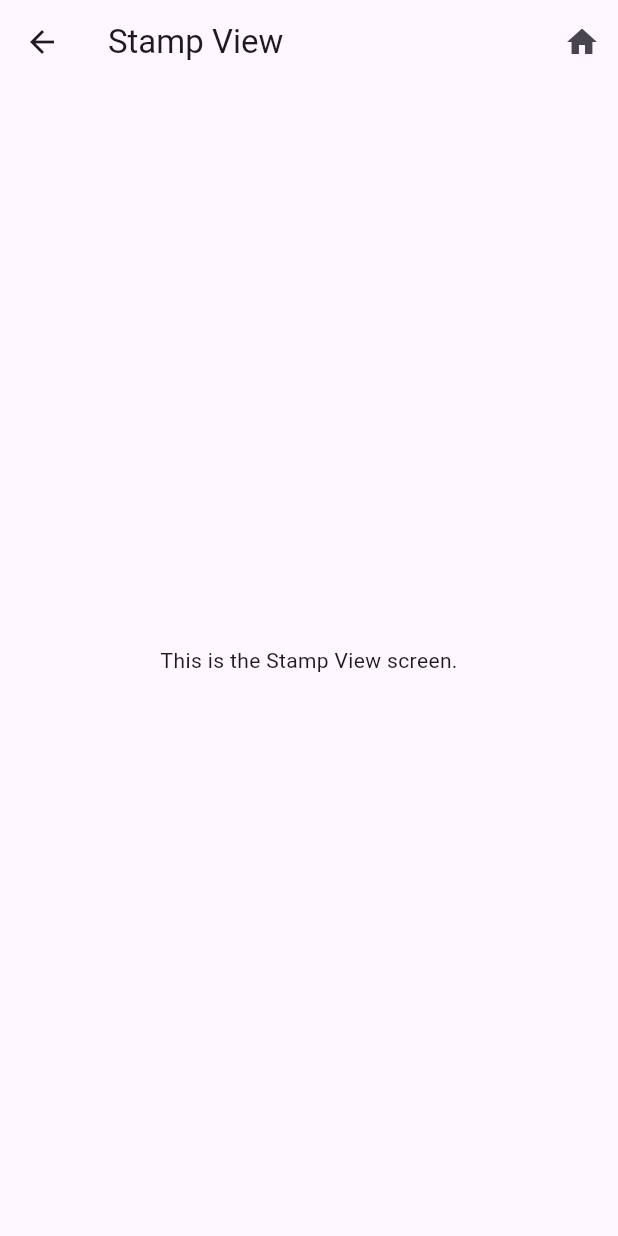
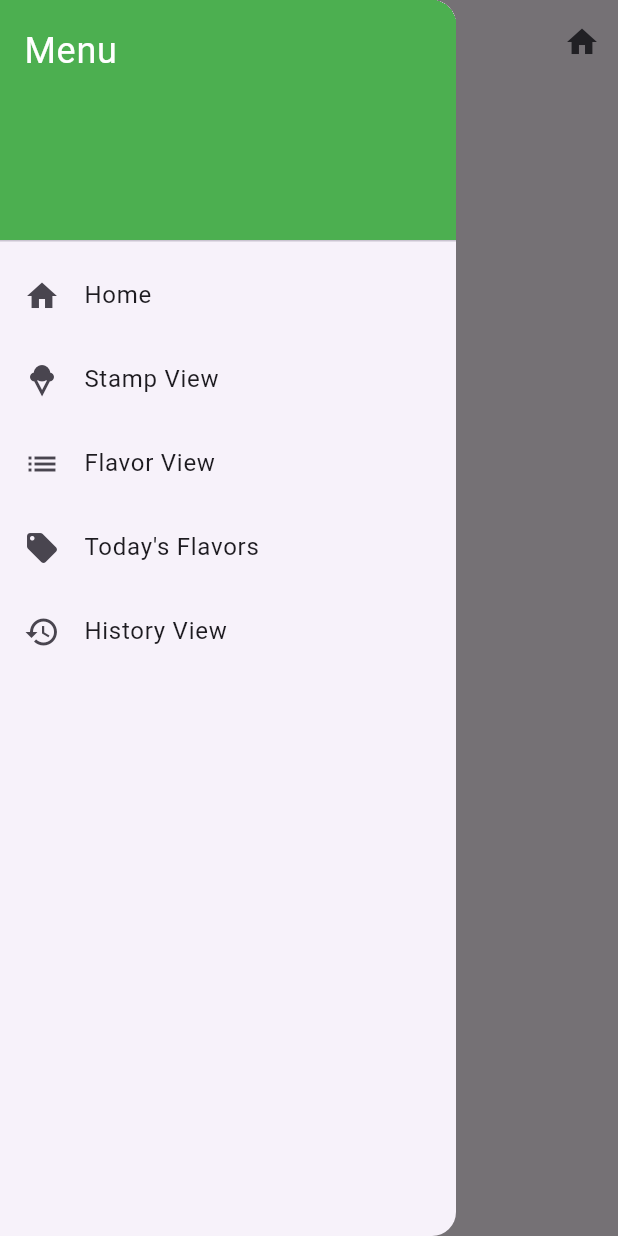
Before and after one commit to Daniel-Gray66/Almare-Gelato, a Flutter app: the StampViewScreen screen opened directly, with the side drawer open (before the commit the screen has no drawer), on a phone screen of 412 x 824 dp. Run offline on Flutter 3.47's test engine with Material 3 defaults, Android fonts, the phone set to English and light mode, and no system bars.

Commit message:
StampView: Fixed navigation

```diff
--- a/almare_gelato/lib/screens/stamp_view_screen.dart
+++ b/almare_gelato/lib/screens/stamp_view_screen.dart
@@ -1,6 +1,6 @@
 import 'package:flutter/material.dart';
 import 'home_screen.dart';
-
+import 'package:almare_gelato/widgets/customer_drawer.dart';
 
 class StampViewScreen extends StatelessWidget {
   const StampViewScreen({super.key});
@@ -22,6 +22,7 @@ class StampViewScreen extends StatelessWidget {
           )
         ],
       ),
+      drawer: const CustomDrawer(),
       body: const Center(
         child: Text('This is the Stamp View screen.'),
       ),
```
